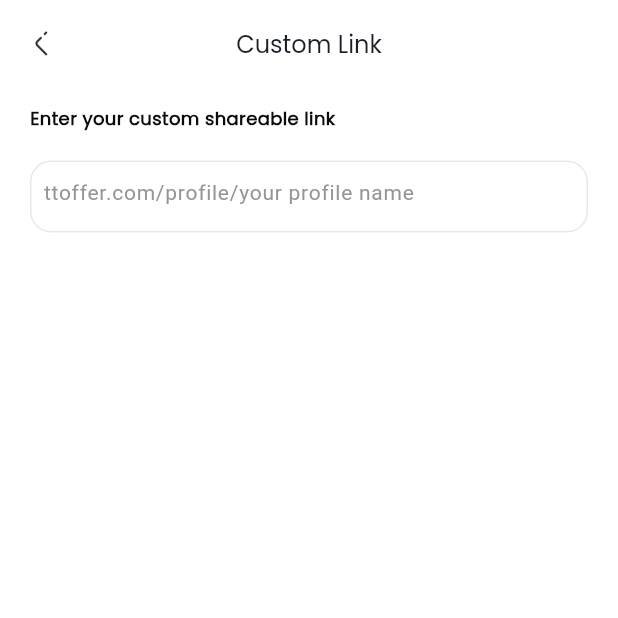
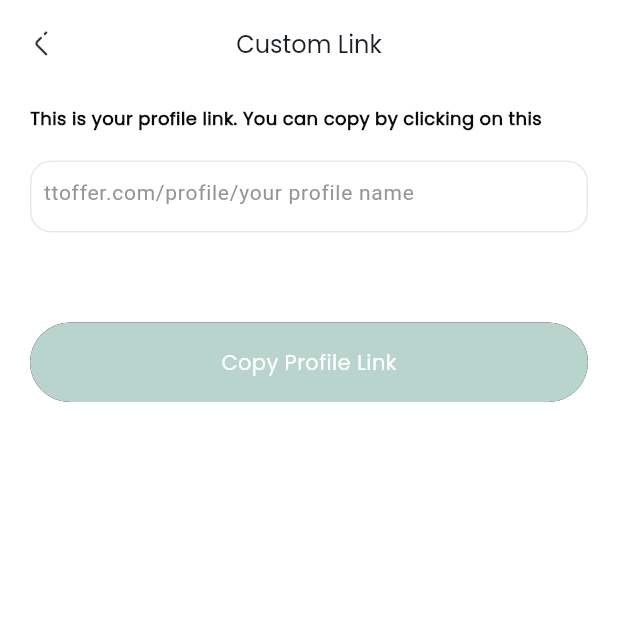
Before and after one commit to ShahidMustafaKhan/TToffer, a Flutter app: the CustomLinkScreen screen opened directly, on a phone screen of 412 x 824 dp, the top half of it. Run offline on Flutter 3.47's test engine with Material 3 defaults, Android fonts, the phone set to English and light mode, and no system bars; our stand-ins replace carousel_slider, chat_bubbles, dio, firebase_auth, firebase_core, firebase_database and 9 more; missing offline and left inert: country_list_pick, dialogs, flutter_stripe, zego_uikit_prebuilt_call, zego_uikit_signaling_plugin; accounts and stored records are empty; statements that could not run were skipped.

Commit message:
bug fixes

```diff
--- a/lib/views/Profile Screen/custom_link.dart
+++ b/lib/views/Profile Screen/custom_link.dart
@@ -21,15 +21,13 @@ class _CustomLinkScreenState extends State<CustomLinkScreen> {
 
   @override
   void initState() {
-    // TODO: implement initState
     super.initState();
-    _linkController.text = 'ttoffer.com/profile${widget.link!}';
+    _linkController.text = 'ttoffer.com/profile/${widget.link!}';
   }
 
   void _copyText() {
     if (_linkController.text.isNotEmpty) {
-      Clipboard.setData(
-          ClipboardData(text: _linkController.text));
+      Clipboard.setData(ClipboardData(text: _linkController.text));
       showSnackBar(context, 'Link copied');
     } else {
       showSnackBar(context, 'No link to copy');
@@ -53,7 +51,8 @@ class _CustomLinkScreenState extends State<CustomLinkScreen> {
               children: [
                 Padding(
                   padding: const EdgeInsets.symmetric(vertical: 20.0),
-                  child: AppText.appText("Enter your custom shareable link",
+                  child: AppText.appText(
+                      "This is your profile link. You can copy by clicking on this", //Enter your custom shareable link
                       fontSize: 12,
                       fontWeight: FontWeight.w600,
                       textColor: AppTheme.text09),
@@ -71,6 +70,19 @@ class _CustomLinkScreenState extends State<CustomLinkScreen> {
                 ),
                 const SizedBox(
                   height: 20,
+                ),
+
+                Padding(
+                  padding: const EdgeInsets.symmetric(vertical: 40.0),
+                  child: AppButton.appButton("Copy Profile Link",
+                      onTap: _copyText,
+                      border: false,
+                      height: 53,
+                      radius: 32.0,
+                      fontWeight: FontWeight.w500,
+                      fontSize: 14,
+                      backgroundColor: AppTheme.disableColor,
+                      textColor: AppTheme.whiteColor),
                 ),
                 // RichText(
                 //   text: TextSpan(
```
Also changed, not shown: lib/views/ChatScreens/offer_chat_screen.dart (+32 -10 lines), lib/views/Seller Profile/seller_profile.dart (+5 -3 lines).
